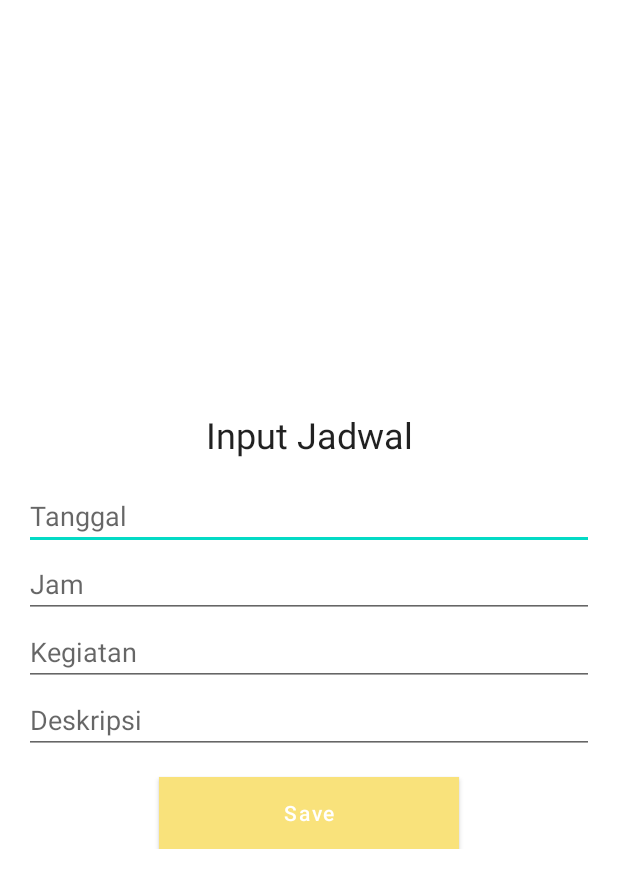
After one commit to all4yandaru/HolidayApiApp, an Android app: the AddTask screen opened directly, with no data from a screen before it, on a phone screen of 412 x 824 dp. The commit adds this screen. Shown: the top 888 px of the screen. Run offline under Robolectric (Android 15) with nearby library versions, the phone set to English and light mode, and no system bars.

Commit message:
input fix

```diff
--- a/app/src/main/AndroidManifest.xml
+++ b/app/src/main/AndroidManifest.xml
@@ -11,6 +11,7 @@
         android:roundIcon="@mipmap/ic_launcher_round"
         android:supportsRtl="true"
         android:theme="@style/Theme.HolidayApiApp">
+        <activity android:name=".view.activity.AddTask"></activity>
         <activity android:name=".view.activity.HomeActivity" />
         <activity android:name=".view.activity.MainActivity">
             <intent-filter>
--- /dev/null
+++ b/app/src/main/java/com/project/holidayapiapp/view/activity/AddTask.java
@@ -0,0 +1,21 @@
+package com.project.holidayapiapp.view.activity;
+
+import androidx.appcompat.app.AppCompatActivity;
+
+import android.os.Bundle;
+import android.widget.EditText;
+
+import com.project.holidayapiapp.R;
+
+public class AddTask extends AppCompatActivity {
+    private EditText editTextDate, editTextTime, editTextActivity , editTextDescription;
+    @Override
+    protected void onCreate(Bundle savedInstanceState) {
+        super.onCreate(savedInstanceState);
+        setContentView(R.layout.activity_add_task);
+        editTextDate = findViewById(R.id.editTextDate);
+        editTextTime = findViewById(R.id.editTextTime);
+        editTextActivity = findViewById(R.id.editTextActivity);
+        editTextDescription = findViewById(R.id.editTextDescription);
+    }
+}
--- a/app/src/main/java/com/project/holidayapiapp/view/fragment/DatabaseFragment.java
+++ b/app/src/main/java/com/project/holidayapiapp/view/fragment/DatabaseFragment.java
@@ -14,6 +14,7 @@ import android.view.ViewGroup;
 
 import com.google.android.material.floatingactionbutton.FloatingActionButton;
 import com.project.holidayapiapp.R;
+import com.project.holidayapiapp.view.activity.AddTask;
 
 public class DatabaseFragment extends Fragment {
 
@@ -24,6 +25,14 @@ public class DatabaseFragment extends Fragment {
         View root = inflater.inflate(R.layout.fragment_database, container , false);
         RecyclerView rv = (RecyclerView) root.findViewById(R.id.recyclerview_tasks);
         FloatingActionButton buttonAddTask = root.findViewById(R.id.floating_button_add);
+        buttonAddTask = root.findViewById(R.id.floating_button_add);
+        buttonAddTask.setOnClickListener(new View.OnClickListener() {
+            @Override
+            public void onClick(View view) {
+                Intent intent = new Intent(getContext(), AddTask.class);
+                startActivity(intent);
+            }
+        });
         return root;
     }
 
--- /dev/null
+++ b/app/src/main/res/layout/activity_add_task.xml
@@ -0,0 +1,63 @@
+<RelativeLayout xmlns:android="http://schemas.android.com/apk/res/android"
+    xmlns:app="http://schemas.android.com/apk/res-auto"
+    xmlns:tools="http://schemas.android.com/tools"
+    android:layout_width="match_parent"
+    android:layout_height="match_parent"
+    tools:context=".view.activity.AddTask">
+
+    <LinearLayout
+        android:layout_width="match_parent"
+        android:layout_height="wrap_content"
+        android:layout_centerVertical="true"
+        android:orientation="vertical"
+        android:padding="16dp">
+
+        <TextView
+            android:layout_width="match_parent"
+            android:layout_height="wrap_content"
+            android:layout_margin="15dp"
+            android:text="Input Jadwal"
+            android:textAlignment="center"
+            android:textAppearance="@style/Base.TextAppearance.AppCompat.Headline" />
+
+        <EditText
+            android:id="@+id/editTextDate"
+            android:layout_width="match_parent"
+            android:layout_height="wrap_content"
+            android:hint="Tanggal" />
+
+        <EditText
+            android:id="@+id/editTextTime"
+            android:layout_width="match_parent"
+            android:layout_height="wrap_content"
+            android:hint="Jam"
+            android:inputType="number"/>
+
+        <EditText
+            android:id="@+id/editTextActivity"
+            android:layout_width="match_parent"
+            android:layout_height="wrap_content"
+            android:hint="Kegiatan"
+            android:inputType="number"/>
+
+        <EditText
+            android:id="@+id/editTextDescription"
+            android:layout_width="match_parent"
+            android:layout_height="wrap_content"
+            android:hint="Deskripsi"
+            android:inputType="number"/>
+
+        <Button
+            android:id="@+id/button_save"
+            android:layout_width="200dp"
+            android:layout_height="wrap_content"
+            android:layout_gravity="center_horizontal"
+            android:layout_marginTop="15dp"
+            android:background="@color/white"
+            android:text="Save"
+            android:textAllCaps="false"
+            android:textColor="@color/white" />
+
+    </LinearLayout>
+
+</RelativeLayout>
```
